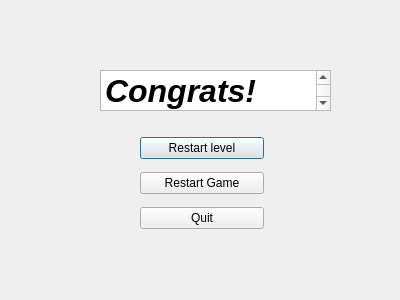
First picture: the form in src/win_scene_gs3.ui, repository AlexSze/comp2012h-spaceinvader, before the edit.
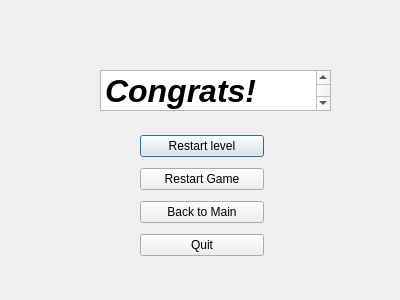
Second picture: the form after the edit.

Commit message: added Player::reset_atk() and implemented it implemented and debugged win_scene_gs3 back to main button

Diff of the .ui file:
```diff
--- a/src/win_scene_gs3.ui
+++ b/src/win_scene_gs3.ui
@@ -36,7 +36,7 @@
      <x>140</x>
      <y>130</y>
      <width>124</width>
-     <height>109</height>
+     <height>135</height>
     </rect>
    </property>
    <layout class="QVBoxLayout" name="verticalLayout">
@@ -54,6 +54,13 @@
       </property>
      </widget>
     </item>
+    <item>
+     <widget class="QPushButton" name="pushButton_backToMain">
+      <property name="text">
+       <string>Back to Main</string>
+      </property>
+     </widget>
+    </item>
     <item>
      <widget class="QPushButton" name="pushButton_quit">
       <property name="text">
```
The commit also changes 6 other files.
